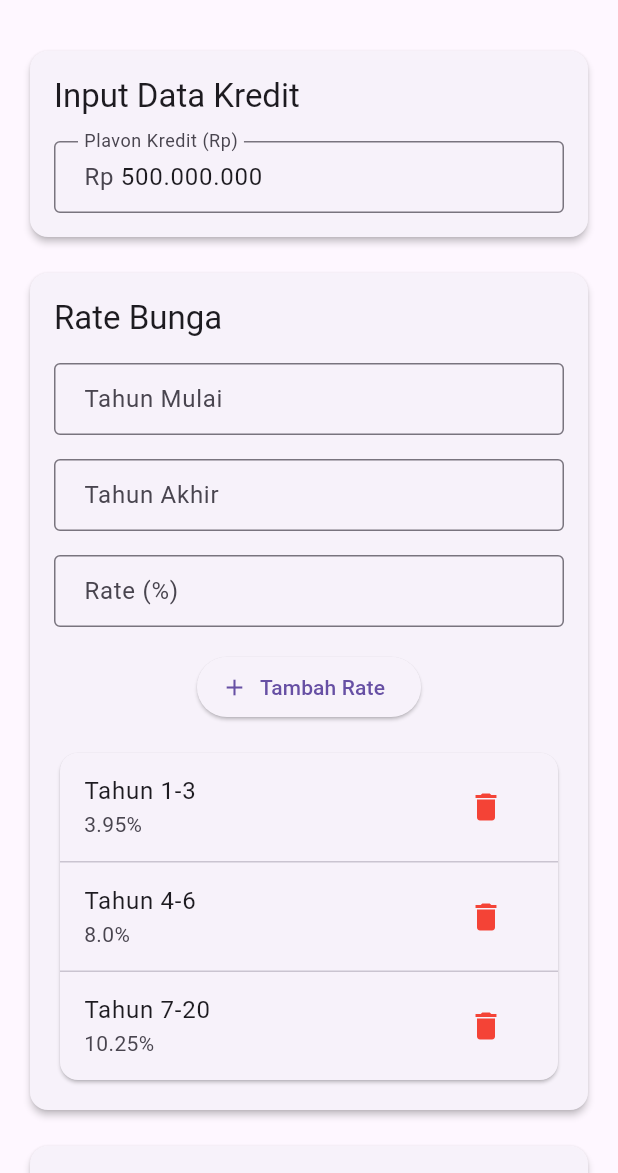
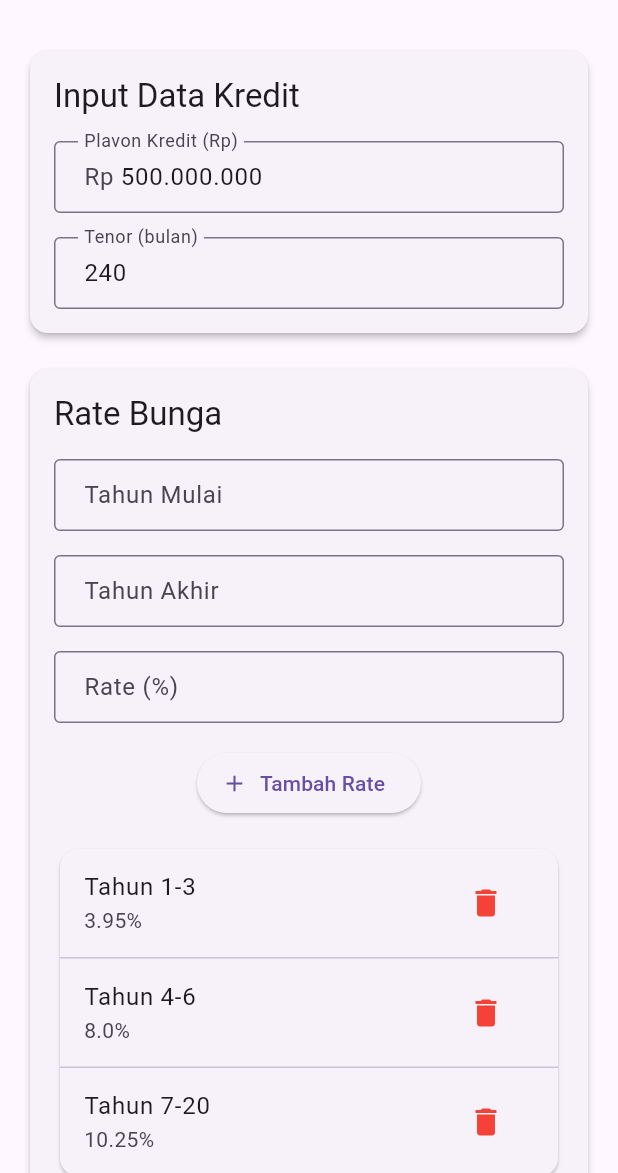
Before and after one commit to kakzaki/simulasi_kpr, a Flutter app: the screen it shows after launch, on a phone screen of 412 x 824 dp, the part 63-1236 px from its top. Run offline on Flutter 3.47's test engine with Material 3 defaults, Android fonts, the light colour scheme and no system bars; our stand-ins replace share_plus; missing offline and left inert: excel, headup_loading.

Commit message:
tambah tenor

```diff
--- a/lib/main.dart
+++ b/lib/main.dart
@@ -53,7 +53,7 @@ class _CreditSimulationScreenState extends State<CreditSimulationScreen> {
   final _currencyFormat = NumberFormat("#,##0", "id_ID");
 
   final _jumlahKreditController = TextEditingController(text: '500.000.000');
-  final _jangkaWaktuController = TextEditingController(text: '240');
+  final _tenorController = TextEditingController(text: '240');
   final _penaltyRateController = TextEditingController(text: '10');
   final _pelunasanMajuNominalController = TextEditingController();
   final _pelunasanMajuBulanController = TextEditingController();
@@ -76,7 +76,7 @@ class _CreditSimulationScreenState extends State<CreditSimulationScreen> {
   @override
   void dispose() {
     _jumlahKreditController.dispose();
-    _jangkaWaktuController.dispose();
+    _tenorController.dispose();
     _penaltyRateController.dispose();
     _pelunasanMajuNominalController.dispose();
     _pelunasanMajuBulanController.dispose();
@@ -137,7 +137,7 @@ class _CreditSimulationScreenState extends State<CreditSimulationScreen> {
         _pelunasanMajuNominalController.text.replaceAll(RegExp(r'[^0-9]'), ''));
     int bulan = int.parse(_pelunasanMajuBulanController.text);
 
-    if (bulan > int.parse(_jangkaWaktuController.text)) {
+    if (bulan > int.parse(_tenorController.text)) {
       ScaffoldMessenger.of(context).showSnackBar(
         SnackBar(content: Text('Bulan pelunasan melebihi jangka waktu kredit')),
       );
@@ -205,7 +205,7 @@ class _CreditSimulationScreenState extends State<CreditSimulationScreen> {
 
       // Sheet title
       sheet.cell(CellIndex.indexByColumnRow(columnIndex: 0, rowIndex: 3))
-        ..value = TextCellValue('Plafon Kredit')
+        ..value = TextCellValue('Plavon Kredit')
         ..cellStyle = loanDetailsStyle;
 
       // Use currency style for loan amount
@@ -220,10 +220,10 @@ class _CreditSimulationScreenState extends State<CreditSimulationScreen> {
         ..cellStyle = loanAmountStyle;
 
       sheet.cell(CellIndex.indexByColumnRow(columnIndex: 0, rowIndex: 4))
-        ..value = TextCellValue('Jangka Waktu')
+        ..value = TextCellValue('Tenor')
         ..cellStyle = loanDetailsStyle;
       sheet.cell(CellIndex.indexByColumnRow(columnIndex: 1, rowIndex: 4))
-        ..value = TextCellValue(': ${_jangkaWaktuController.text} bulan')
+        ..value = TextCellValue(' ${_tenorController.text} bulan')
         ..cellStyle = loanDetailsStyle;
 
       // Add table headers at row 6
@@ -438,7 +438,7 @@ class _CreditSimulationScreenState extends State<CreditSimulationScreen> {
       String cleanValue =
           _jumlahKreditController.text.replaceAll(RegExp(r'[^0-9]'), '');
       double jumlahKredit = double.parse(cleanValue);
-      int jangkaWaktu = int.parse(_jangkaWaktuController.text);
+      int jangkaWaktu = int.parse(_tenorController.text);
       _penaltyRate = double.parse(_penaltyRateController.text);
 
       await Future.delayed(Duration(milliseconds: 500));
@@ -590,7 +590,23 @@ class _CreditSimulationScreenState extends State<CreditSimulationScreen> {
                 return null;
               },
             ),
-            // ... (kode lainnya tetap sama)
+            SizedBox(height: 16),
+            TextFormField(
+              controller: _tenorController,
+              keyboardType: TextInputType.number,
+              decoration: InputDecoration(labelText: 'Tenor (bulan)'),
+              inputFormatters: [FilteringTextInputFormatter.digitsOnly],
+              validator: (value) {
+                if (value == null || value.isEmpty) {
+                  return 'Tenor wajib diisi';
+                }
+                int? tenor = int.tryParse(value);
+                if (tenor == null || tenor <= 0) {
+                  return 'Tenor tidak valid';
+                }
+                return null;
+              },
+            ),
           ],
         ),
       ),
@@ -920,7 +936,7 @@ class _CreditSimulationScreenState extends State<CreditSimulationScreen> {
                   InterestRatePeriod('7-20', 10.25),
                 ];
                 _jumlahKreditController.text = '500.000.000';
-                _jangkaWaktuController.text = '240';
+                _tenorController.text = '240';
                 _penaltyRateController.text = '10';
               });
             },
```
